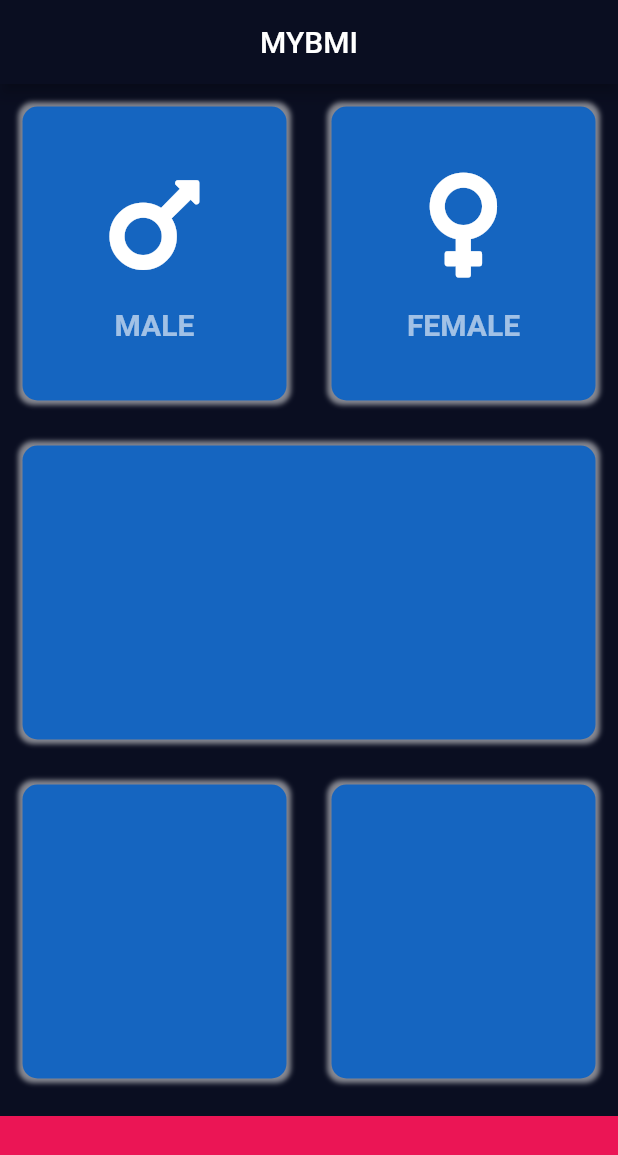
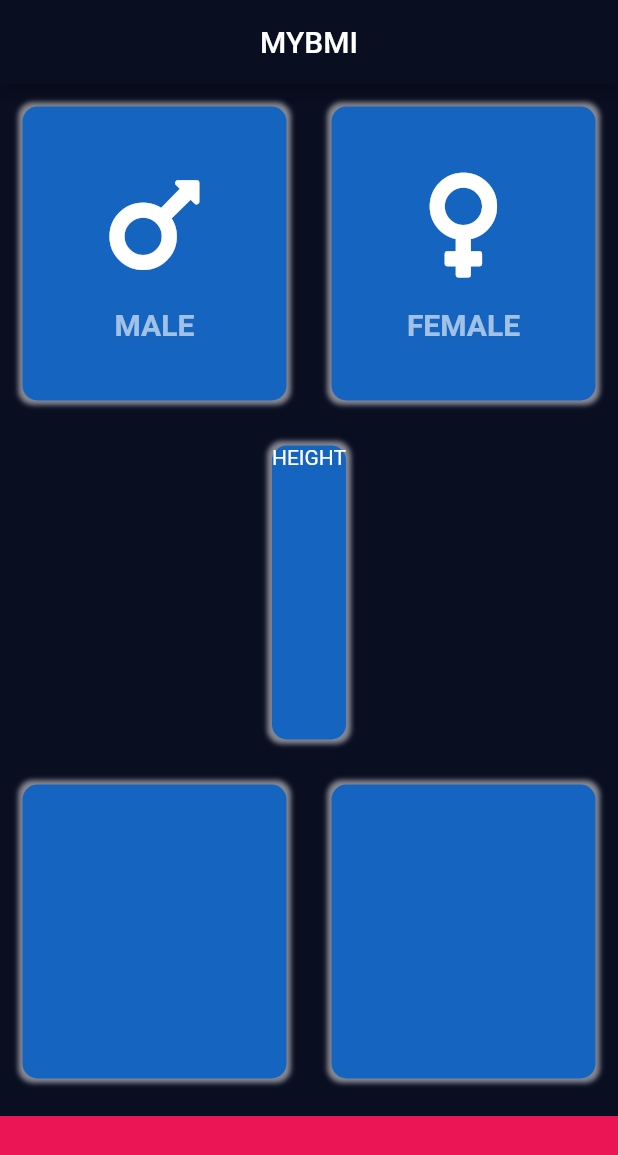
Before and after one commit to RedeemerNtumy/bmiCalculatorApp, a Flutter app: the screen it shows after launch, on a phone screen of 412 x 824 dp. Shown: the top 1155 px of the screen. Run offline on Flutter 3.47's test engine with Material 2 defaults, Android fonts, the phone set to English and light mode, and no system bars; our stand-ins replace font_awesome_flutter.

Commit message:
I'm back againgit add .

```diff
--- a/lib/input_page.dart
+++ b/lib/input_page.dart
@@ -69,6 +69,11 @@ class _InputPageState extends State<InputPage> {
           Expanded(
             child: BmiCard(
               nativeColor: inactiveReusableCardNativeColor,
+              cardChild:Column(
+                children: [
+                  Text("HEIGHT")
+                ],
+              )
             ),
           ),
           Expanded(
```
Also changed, not shown: lib/const.dart (added).
